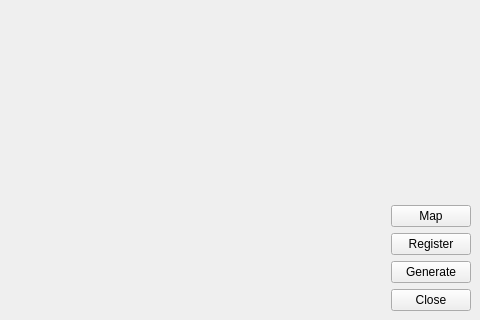
The window that ui/mainwindow.ui (bangles/sketch-based-implicit-blending) describes before a commit, drawn with Qt 5; both pictures show x 320 to 800 and y 380 to 700 of the 800 by 700 pixel window.
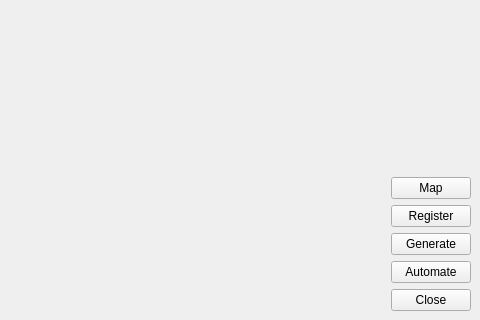
The same window after the commit. Icons and pictures are not drawn. Custom widgets are drawn as their Qt base class.

Diff of the .ui file:
```diff
--- a/ui/mainwindow.ui
+++ b/ui/mainwindow.ui
@@ -140,6 +140,13 @@
         </property>
        </widget>
       </item>
+      <item>
+       <widget class="QPushButton" name="pushButton_4">
+        <property name="text">
+         <string>Automate</string>
+        </property>
+       </widget>
+      </item>
       <item>
        <widget class="QPushButton" name="pushButton">
         <property name="text">
```
